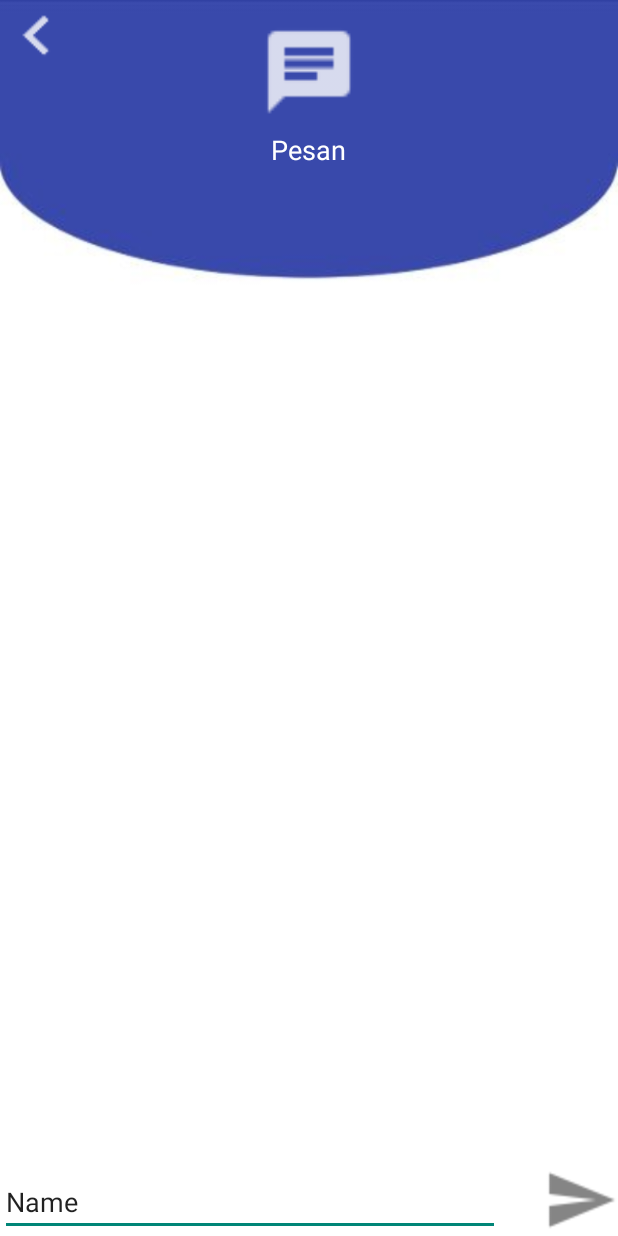
After one commit to Sitikholifah215/PolinemaMaps-IT, an Android app: the PesanActivity screen opened directly, with no data from a screen before it, on a phone screen of 412 x 824 dp. The commit adds this screen. Run offline under Robolectric (Android 15) with nearby library versions, the phone set to English and light mode, and no system bars.

Commit message:
ChatLayout
Chat Layout + Item

```diff
--- a/app/src/main/AndroidManifest.xml
+++ b/app/src/main/AndroidManifest.xml
@@ -17,8 +17,8 @@
             </intent-filter>
         </activity>
         <activity android:name=".MainActivity_login" />
-
-        <activity android:name=".MainActivity_Home"></activity>
+        <activity android:name=".MainActivity_Home" />
+        <activity android:name=".PesanActivity"></activity>
     </application>
 
 </manifest>
--- /dev/null
+++ b/app/src/main/java/com/example/ulfa/itmaps/PesanActivity.java
@@ -0,0 +1,13 @@
+package com.example.ulfa.itmaps;
+
+import android.support.v7.app.AppCompatActivity;
+import android.os.Bundle;
+
+public class PesanActivity extends AppCompatActivity {
+
+    @Override
+    protected void onCreate(Bundle savedInstanceState) {
+        super.onCreate(savedInstanceState);
+        setContentView(R.layout.activity_pesan);
+    }
+}
--- /dev/null
+++ b/app/src/main/res/layout/activity_pesan.xml
@@ -0,0 +1,70 @@
+<?xml version="1.0" encoding="utf-8"?>
+<RelativeLayout xmlns:android="http://schemas.android.com/apk/res/android"
+    xmlns:app="http://schemas.android.com/apk/res-auto"
+    xmlns:tools="http://schemas.android.com/tools"
+    android:layout_width="match_parent"
+    android:layout_height="match_parent"
+    tools:context=".PesanActivity"
+    android:background="@drawable/bg">
+
+    <ImageView
+        android:id="@+id/imageView2"
+        android:layout_width="65dp"
+        android:layout_height="65dp"
+        android:layout_alignParentTop="true"
+        android:layout_centerHorizontal="true"
+        android:layout_marginTop="15dp"
+        app:srcCompat="@drawable/chat_logo"
+        tools:layout_editor_absoluteX="166dp"
+        tools:layout_editor_absoluteY="16dp" />
+
+    <TextView
+        android:id="@+id/textView5"
+        android:layout_width="wrap_content"
+        android:layout_height="wrap_content"
+        android:layout_alignParentTop="true"
+        android:layout_centerHorizontal="true"
+        android:layout_marginTop="87dp"
+        android:text="Pesan"
+        android:textColor="@color/cardview_light_background"
+        android:textSize="18sp" />
+
+    <Button
+        android:id="@+id/button"
+        android:layout_width="50dp"
+        android:layout_height="wrap_content"
+        android:layout_alignParentStart="true"
+        android:layout_alignParentTop="true"
+        android:layout_marginStart="0dp"
+        android:layout_marginTop="0dp"
+        android:background="@drawable/back" />
+
+    <EditText
+        android:id="@+id/editText"
+        android:layout_width="333dp"
+        android:layout_height="wrap_content"
+        android:layout_alignParentStart="true"
+        android:layout_alignParentBottom="true"
+        android:layout_marginStart="0dp"
+        android:layout_marginBottom="0dp"
+        android:ems="10"
+        android:inputType="textPersonName"
+        android:text="Name" />
+
+    <Button
+        android:id="@+id/button2"
+        android:layout_width="50dp"
+        android:layout_height="wrap_content"
+        android:layout_alignParentEnd="true"
+        android:layout_alignParentBottom="true"
+        android:background="@drawable/send_logo" />
+
+    <android.support.v7.widget.RecyclerView
+        android:layout_width="match_parent"
+        android:layout_height="393dp"
+        android:layout_alignParentStart="true"
+        android:layout_alignParentTop="true"
+        android:layout_marginStart="0dp"
+        android:layout_marginTop="127dp" />
+
+</RelativeLayout>
```
Also changed, not shown: app/src/main/res/drawable/rounded_corner1.xml (added, +13 -0 lines), app/src/main/res/drawable/rounded_corner2.xml (added, +13 -0 lines), app/src/main/res/layout/bot_massage.xml (added, +33 -0 lines), app/src/main/res/layout/user_massage.xml (added, +33 -0 lines), app/src/main/res/drawable-hdpi/chat_logo.png (added), app/src/main/res/drawable-hdpi/send_logo.png (added), app/src/main/res/drawable-mdpi/chat_logo.png (added), app/src/main/res/drawable-mdpi/send_logo.png (added), app/src/main/res/drawable-xhdpi/chat_logo.png (added), app/src/main/res/drawable-xhdpi/send_logo.png (added), app/src/main/res/drawable-xxhdpi/chat_logo.png (added), app/src/main/res/drawable-xxhdpi/default_avata.png (added), app/src/main/res/drawable-xxhdpi/send_logo.png (added), app/src/main/res/drawable-xxxhdpi/chat_logo.png (added), 2 more files.
